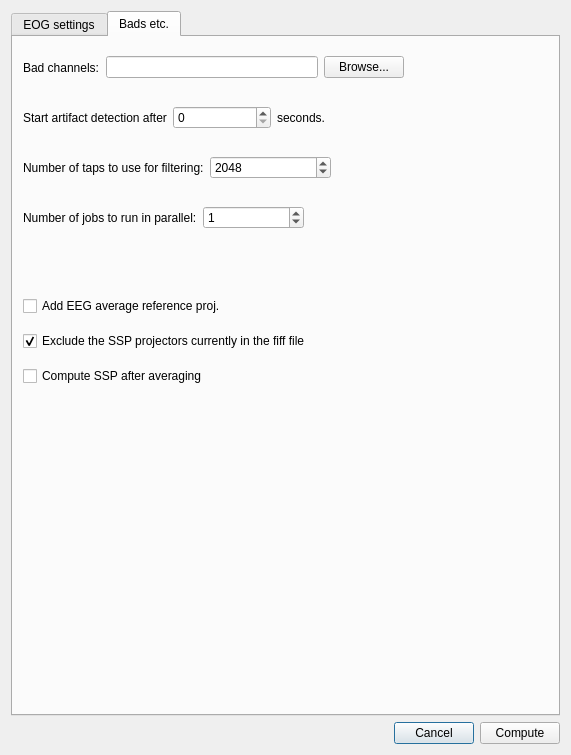
Above: hoksotin/ui/qt4Designer/eogParametersDialog.ui from cibr-jyu/meggie before the change. Below: the same form after it.
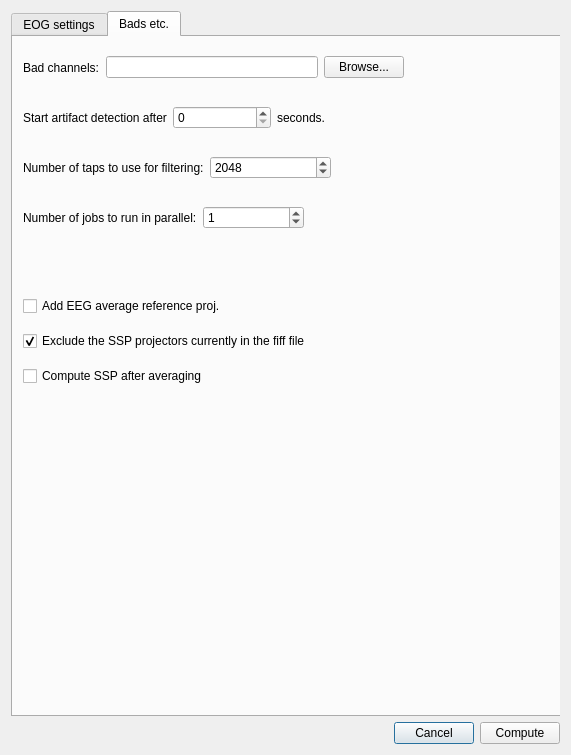
That is the form after the change. The open tabs and pages were chosen to show the change.

What changed in the file:
```diff
--- a/hoksotin/ui/qt4Designer/eogParametersDialog.ui
+++ b/hoksotin/ui/qt4Designer/eogParametersDialog.ui
@@ -55,7 +55,37 @@
     </layout>
    </item>
    <item row="0" column="0">
+    <widget class="QScrollArea" name="scrollArea">
+     <property name="frameShape">
+      <enum>QFrame::NoFrame</enum>
+     </property>
+     <property name="widgetResizable">
+      <bool>true</bool>
+     </property>
+     <widget class="QWidget" name="scrollAreaWidgetContents">
+      <property name="geometry">
+       <rect>
+        <x>0</x>
+        <y>0</y>
+        <width>553</width>
+        <height>706</height>
+       </rect>
+      </property>
+      <property name="minimumSize">
+       <size>
+        <width>540</width>
+        <height>690</height>
+       </size>
+      </property>
     <widget class="QTabWidget" name="tabWidgetEOGSettings">
+       <property name="geometry">
+        <rect>
+         <x>0</x>
+         <y>0</y>
+         <width>553</width>
+         <height>706</height>
+        </rect>
+       </property>
      <property name="currentIndex">
       <number>0</number>
      </property>
@@ -689,7 +719,7 @@
         </item>
        </layout>
       </widget>
-      <widget class="QWidget" name="layoutWidget">
+        <widget class="QWidget" name="layoutWidget_2">
        <property name="geometry">
         <rect>
          <x>10</x>
@@ -756,6 +786,8 @@
       </widget>
      </widget>
     </widget>
+     </widget>
+    </widget>
    </item>
   </layout>
  </widget>
```
Left out of the diff: 40 changed lines with no effect on the pictures. Lines whose indentation alone changed are shown as unchanged.
